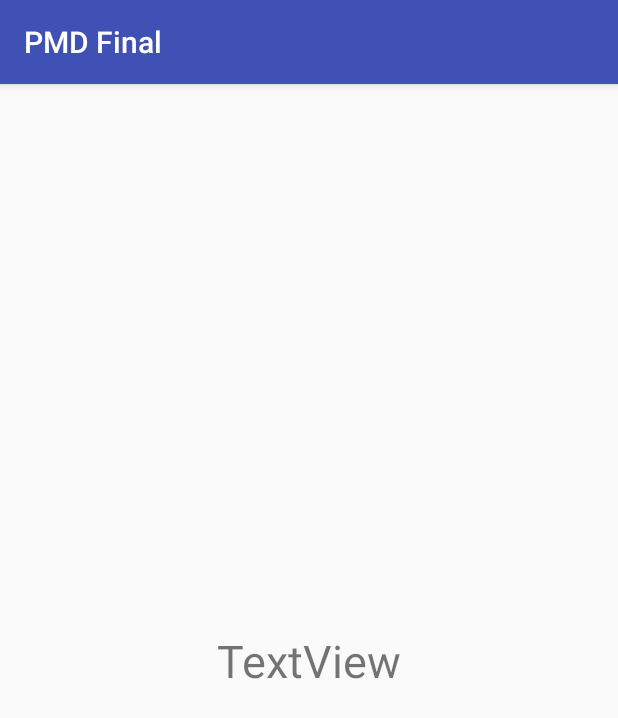
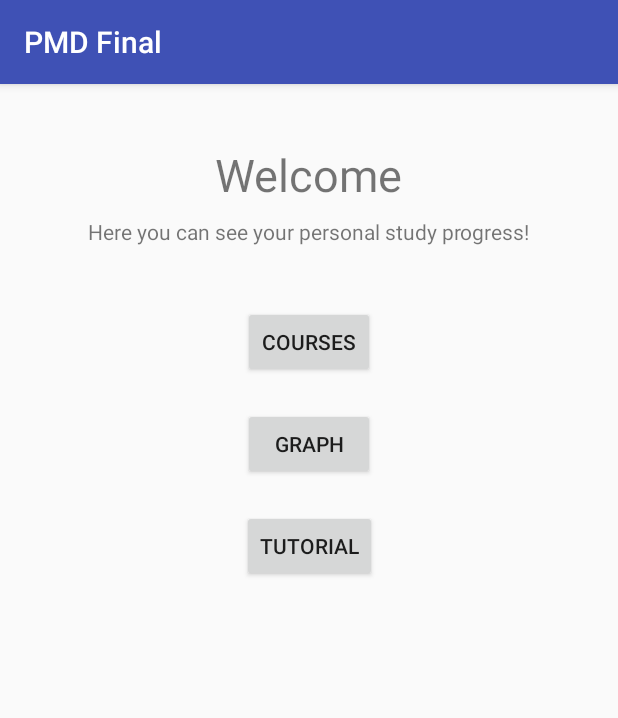
Before and after one commit to Jaap58428/IMTPMD, an Android app: the HomeActivity screen opened directly, with no data from a screen before it, on a phone screen of 412 x 824 dp. Shown: the top 718 px of the screen. Run offline under Robolectric (Android 15) with nearby library versions, the phone set to English and light mode, and no system bars.

Commit message:
added tutorial

```diff
--- a/app/src/main/AndroidManifest.xml
+++ b/app/src/main/AndroidManifest.xml
@@ -17,7 +17,8 @@
             </intent-filter>
         </activity>
         <activity android:name=".RegisterActivity" />
-        <activity android:name=".HomeActivity"></activity>
+        <activity android:name=".HomeActivity" />
+        <activity android:name=".TutorialActivity"></activity>
     </application>
 
 </manifest>
--- a/app/src/main/java/nl/itsjaap/pmdfinal/HomeActivity.java
+++ b/app/src/main/java/nl/itsjaap/pmdfinal/HomeActivity.java
@@ -1,8 +1,11 @@
 package nl.itsjaap.pmdfinal;
 
+import android.content.Intent;
 import android.database.Cursor;
 import android.support.v7.app.AppCompatActivity;
 import android.os.Bundle;
+import android.view.View;
+import android.widget.Button;
 import android.widget.TextView;
 import android.widget.Toast;
 
@@ -16,6 +19,14 @@ public class HomeActivity extends AppCompatActivity {
         super.onCreate(savedInstanceState);
         setContentView(R.layout.activity_home);
 
+        Button tutorialBtn = findViewById(R.id.homeBtnTutorial);
+        tutorialBtn.setOnClickListener(new View.OnClickListener() {
+            @Override
+            public void onClick(View v) {
+                startActivity(new Intent(HomeActivity.this, TutorialActivity.class));
+            }
+        });
+
         /**
          *
          * Required aspects, everything can be used by user
@@ -25,6 +36,9 @@ public class HomeActivity extends AppCompatActivity {
          * - Filter by year
          * - Per course: completed? + grade + notes
          *
+         * https://itsjaap.nl/js/courses.json
+         *
+         * Tutorial screen with fragments
          * Visualize progress
          * Use of SQLite local DB
          * Use of online JSON (list of potential courses, hosted on itsjaap?)
--- a/app/src/main/res/layout/activity_home.xml
+++ b/app/src/main/res/layout/activity_home.xml
@@ -10,11 +10,53 @@
         android:id="@+id/homeTitleTextView"
         android:layout_width="wrap_content"
         android:layout_height="wrap_content"
-        android:text="TextView"
+        android:layout_marginTop="40dp"
+        android:text="@string/home_welcome"
         android:textSize="30sp"
-        app:layout_constraintBottom_toBottomOf="parent"
         app:layout_constraintEnd_toEndOf="parent"
         app:layout_constraintHorizontal_bias="0.5"
         app:layout_constraintStart_toStartOf="parent"
         app:layout_constraintTop_toTopOf="parent" />
+
+    <TextView
+        android:id="@+id/homeIntroTextView"
+        android:layout_width="wrap_content"
+        android:layout_height="wrap_content"
+        android:layout_marginTop="8dp"
+        android:text="@string/home_intro"
+        app:layout_constraintEnd_toEndOf="parent"
+        app:layout_constraintHorizontal_bias="0.5"
+        app:layout_constraintStart_toStartOf="parent"
+        app:layout_constraintTop_toBottomOf="@+id/homeTitleTextView" />
+
+    <Button
+        android:id="@+id/homeBtnGraph"
+        android:layout_width="wrap_content"
+        android:layout_height="wrap_content"
+        android:layout_marginTop="20dp"
+        android:text="@string/home_btn_graph"
+        app:layout_constraintEnd_toEndOf="parent"
+        app:layout_constraintStart_toStartOf="parent"
+        app:layout_constraintTop_toBottomOf="@+id/homeBtnCourse" />
+
+    <Button
+        android:id="@+id/homeBtnCourse"
+        android:layout_width="wrap_content"
+        android:layout_height="wrap_content"
+        android:layout_marginTop="40dp"
+        android:text="@string/home_btn_courses"
+        app:layout_constraintEnd_toEndOf="parent"
+        app:layout_constraintStart_toStartOf="parent"
+        app:layout_constraintTop_toBottomOf="@+id/homeIntroTextView" />
+
+    <Button
+        android:id="@+id/homeBtnTutorial"
+        android:layout_width="wrap_content"
+        android:layout_height="wrap_content"
+        android:layout_marginTop="20dp"
+        android:text="@string/home_btn_tutorial"
+        app:layout_constraintEnd_toEndOf="parent"
+        app:layout_constraintHorizontal_bias="0.501"
+        app:layout_constraintStart_toStartOf="parent"
+        app:layout_constraintTop_toBottomOf="@+id/homeBtnGraph" />
 </android.support.constraint.ConstraintLayout>
--- a/app/src/main/res/values/strings.xml
+++ b/app/src/main/res/values/strings.xml
@@ -22,9 +22,25 @@
     <string name="register_pwd_confirm">Confirm password</string>
     <string name="register_button">Register</string>
 
+    <!--Notifications-->
     <string name="register_toast_user_exists">This email is already in use</string>
     <string name="register_toast_invalid_mail">Please enter a valid email address</string>
     <string name="register_toast_short_pwd">Password needs at least 8 characters</string>
     <string name="register_toast_pwd_match">Passwords don\'t match</string>
 
+    <!--Home-->
+    <string name="home_welcome">Welcome</string>
+    <string name="home_intro">Here you can see your personal study progress!</string>
+    <string name="home_btn_tutorial">Tutorial</string>
+    <string name="home_btn_courses">Courses</string>
+    <string name="home_btn_graph">Graph</string>
+
+    <!--Tutorial-->
+    <string name="tutorial_intro">You can set grades for completed courses and add notes.</string>
+    <string name="tutorial_extra">There you can also add optional courses or filter by different categories.</string>
+    <string name="tutorial_graph">In the Graph screen you can see your progress visualized.</string>
+
+
+
+
 </resources>
```
Also changed, not shown: app/src/main/java/nl/itsjaap/pmdfinal/TutorialActivity.java (added, +13 -0 lines), app/src/main/res/layout/activity_main.xml (+14 -15 lines), app/src/main/res/layout/activity_tutorial.xml (added, +55 -0 lines), app/src/main/res/drawable/logo.png (added).
